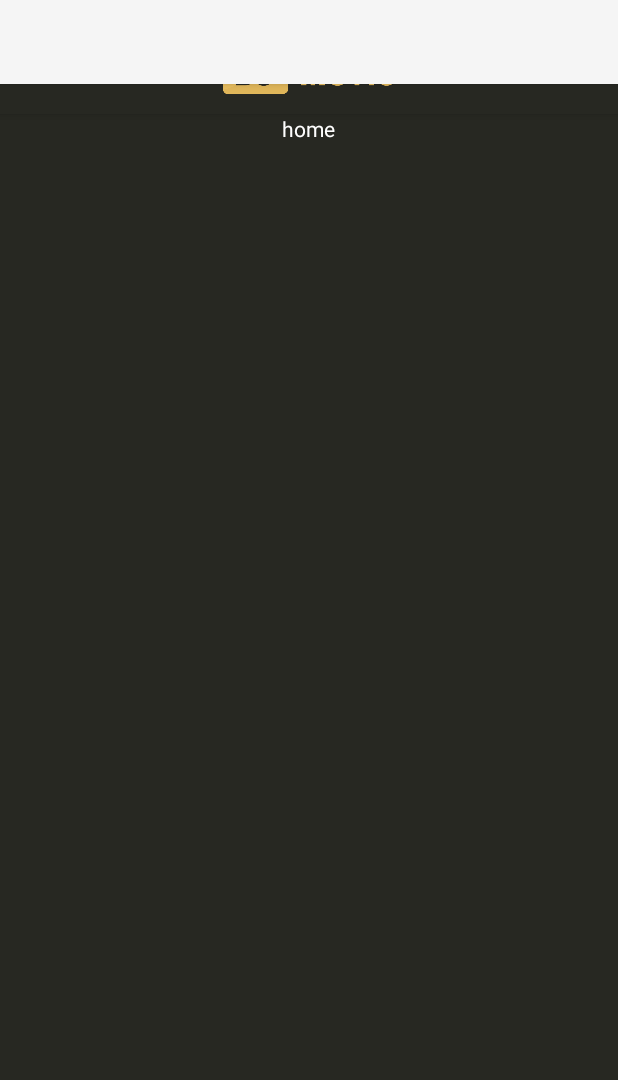
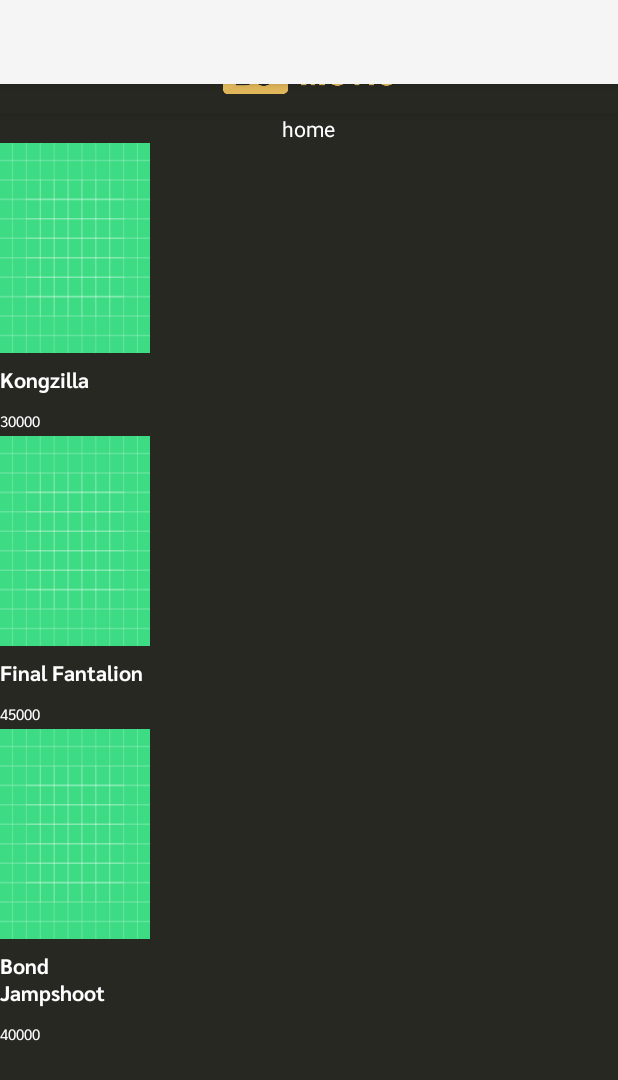
Before and after one commit to CalvinVirya/DoJo-Movie, an Android app: the HomeActivity screen opened directly, with no data from a screen before it, on a phone screen of 412 x 824 dp. Shown: the top 1080 px of the screen. Run offline under Robolectric (Android 15) with nearby library versions, the phone set to English and light mode, and no system bars; 1 statement that could not run was skipped.

Commit message:
Recycler View

```diff
--- a/app/build.gradle.kts
+++ b/app/build.gradle.kts
@@ -43,6 +43,7 @@ dependencies {
     implementation(libs.androidx.activity)
     implementation(libs.androidx.constraintlayout)
     implementation(libs.pinview)
+    implementation(libs.json)
     testImplementation(libs.junit)
     androidTestImplementation(libs.androidx.junit)
     androidTestImplementation(libs.androidx.espresso.core)
--- a/app/src/main/AndroidManifest.xml
+++ b/app/src/main/AndroidManifest.xml
@@ -19,6 +19,9 @@
         android:supportsRtl="true"
         android:theme="@style/Theme.DoJoMovie"
         tools:targetApi="31">
+        <activity
+            android:name=".FilmDetailActivity"
+            android:exported="false" />
         <activity
             android:name=".HistoryActivity"
             android:exported="false" />
--- a/app/src/main/java/com/example/dojomovie/HomeActivity.kt
+++ b/app/src/main/java/com/example/dojomovie/HomeActivity.kt
@@ -12,11 +12,60 @@ import androidx.core.view.GravityCompat
 import androidx.drawerlayout.widget.DrawerLayout
 import androidx.fragment.app.Fragment
 import androidx.fragment.app.FragmentTransaction
+import androidx.recyclerview.widget.LinearLayoutManager
+import androidx.recyclerview.widget.RecyclerView
+import com.example.dojomovie.adapters.FilmGalleryAdapter
+import com.example.dojomovie.model.Film
 import com.google.android.material.navigation.NavigationView
+import org.json.JSONArray
+import org.json.JSONObject
 
 class HomeActivity : AppCompatActivity(), NavigationView.OnNavigationItemSelectedListener {
 
     private lateinit var drawerLayout: DrawerLayout
+    lateinit var rvFilmList: RecyclerView
+    lateinit var filmAdapter: FilmGalleryAdapter
+
+        companion object {
+            val filmList: MutableList<Film> = run {
+                val responseData = """[
+              {
+                "id": "MV001",
+                "image": "pathToImage",
+                "price": 30000,
+                "title": "Kongzilla"
+              },
+              {
+                "id": "MV002",
+                "image": "pathToImage",
+                "price": 45000,
+                "title": "Final Fantalion"
+              },
+              {
+                "id": "MV003",
+                "image": "pathToImage",
+                "price": 40000,
+                "title": "Bond Jampshoot"
+              }
+            ]"""
+
+                val jsonArray = JSONArray(responseData)
+                val filmList = mutableListOf<Film>()
+
+                for (i in 0 until jsonArray.length()) {
+                    val obj = jsonArray.getJSONObject(i)
+                    val id = obj.getString("id")
+                    val image = obj.getString("image")
+                    val price = obj.getInt("price")
+                    val title = obj.getString("title")
+
+                    filmList.add(Film(id, title, image, price))
+                }
+
+                filmList
+            }
+        }
+
 
     override fun onCreate(savedInstanceState: Bundle?) {
         super.onCreate(savedInstanceState)
@@ -24,6 +73,13 @@ class HomeActivity : AppCompatActivity(), NavigationView.OnNavigationItemSelecte
         setContentView(R.layout.activity_home)
 
         drawerLayout = findViewById(R.id.drawer_layout)
+
+        rvFilmList = findViewById(R.id.rvFilmList)
+        filmAdapter = FilmGalleryAdapter(filmList, this@HomeActivity)
+
+
+        rvFilmList.layoutManager = LinearLayoutManager(this@HomeActivity)
+        rvFilmList.adapter = filmAdapter
 
         val toolbar = findViewById<Toolbar>(R.id.toolbar)
         setSupportActionBar(toolbar)
@@ -36,6 +92,7 @@ class HomeActivity : AppCompatActivity(), NavigationView.OnNavigationItemSelecte
         toggle.drawerArrowDrawable.color = Color.parseColor("#E9BE5F")
         drawerLayout.addDrawerListener(toggle)
         toggle.syncState()
+
     }
 
     override fun onNavigationItemSelected(item: MenuItem): Boolean {
--- /dev/null
+++ b/app/src/main/java/com/example/dojomovie/adapters/FilmGalleryAdapter.kt
@@ -0,0 +1,68 @@
+package com.example.dojomovie.adapters
+
+import android.content.Context
+import android.content.Intent
+import android.view.LayoutInflater
+import android.view.View
+import android.view.ViewGroup
+import android.widget.ImageView
+import android.widget.LinearLayout
+import android.widget.TextView
+import androidx.recyclerview.widget.RecyclerView
+import com.example.dojomovie.FilmDetailActivity
+import com.example.dojomovie.R
+import com.example.dojomovie.model.Film
+
+class FilmGalleryAdapter(
+    var data: MutableList<Film>,
+    var ctx: Context
+): RecyclerView.Adapter<FilmGalleryAdapter.FilmGalleryViewHolder>() {
+    class FilmGalleryViewHolder(itemView: View) : RecyclerView.ViewHolder(itemView){
+        var llItemFilm: LinearLayout = itemView.findViewById(R.id.llItemFilm)
+        var ivFilmImage: ImageView = itemView.findViewById(R.id.ivFilmImage)
+        var tvFilmTitle: TextView = itemView.findViewById(R.id.tvFilmTitle)
+        var tvFilmPrice: TextView = itemView.findViewById(R.id.tvFilmPrice)
+
+        lateinit var film: Film
+
+        fun bind(film: Film){
+            this.film = film
+        }
+
+        fun setValue(){
+            tvFilmTitle.text = film.title
+            tvFilmPrice.text = film.price.toString()
+
+//            TODO("Bikin glide buat gambar sama siapin link gambar")
+
+        }
+
+    }
+
+    override fun onCreateViewHolder(
+        parent: ViewGroup,
+        viewType: Int
+    ): FilmGalleryAdapter.FilmGalleryViewHolder {
+        var itemView = LayoutInflater.from(ctx).inflate(R.layout.list_item_film, parent, false)
+
+        return FilmGalleryViewHolder(itemView)
+
+    }
+
+    override fun onBindViewHolder(holder: FilmGalleryAdapter.FilmGalleryViewHolder, position: Int) {
+        var film = data[position]
+        holder.bind(film)
+        holder.setValue()
+
+        holder.llItemFilm.setOnClickListener{
+            var intent = Intent(ctx, FilmDetailActivity::class.java).apply {
+                putExtra("FILM", film)
+            }
+            ctx.startActivity(intent)
+        }
+    }
+
+    override fun getItemCount(): Int {
+        return data.size
+    }
+}
--- /dev/null
+++ b/app/src/main/java/com/example/dojomovie/model/Film.kt
@@ -0,0 +1,41 @@
+package com.example.dojomovie.model
+
+import android.os.Parcel
+import android.os.Parcelable
+
+data class Film(
+    var id : String,
+    var title : String,
+    var image : String,
+    var price : Int
+) : Parcelable {
+    constructor(parcel: Parcel) : this(
+        parcel.readString()!!,
+        parcel.readString()!!,
+        parcel.readString()!!,
+        parcel.readInt()
+    ) {
+    }
+
+    override fun writeToParcel(parcel: Parcel, flags: Int) {
+        parcel.writeString(id)
+        parcel.writeString(title)
+        parcel.writeString(image)
+        parcel.writeInt(price)
+    }
+
+    override fun describeContents(): Int {
+        return 0
+    }
+
+    companion object CREATOR : Parcelable.Creator<Film> {
+        override fun createFromParcel(parcel: Parcel): Film {
+            return Film(parcel)
+        }
+
+        override fun newArray(size: Int): Array<Film?> {
+            return arrayOfNulls(size)
+        }
+    }
+
+}
--- a/app/src/main/res/layout/activity_home.xml
+++ b/app/src/main/res/layout/activity_home.xml
@@ -44,6 +44,13 @@
                 android:textColor="@color/white"
                 android:layout_gravity="center"/>
 
+            <androidx.recyclerview.widget.RecyclerView
+                android:layout_width="match_parent"
+                android:layout_height="wrap_content"
+                android:id="@+id/rvFilmList"
+                tools:listitem="@layout/list_item_film"
+                android:orientation="horizontal"/>
+
         </LinearLayout>
 
     </LinearLayout>
--- /dev/null
+++ b/app/src/main/res/layout/list_item_film.xml
@@ -0,0 +1,32 @@
+<?xml version="1.0" encoding="utf-8"?>
+<LinearLayout xmlns:android="http://schemas.android.com/apk/res/android"
+    android:layout_width="100dp"
+    android:layout_height="wrap_content"
+    android:orientation="vertical"
+    android:id="@+id/llItemFilm">
+
+    <ImageView
+        android:layout_width="100dp"
+        android:layout_height="140dp"
+        android:id="@+id/ivFilmImage"
+        android:background="@drawable/ic_launcher_background"/>
+
+    <TextView
+        android:layout_width="100dp"
+        android:layout_height="wrap_content"
+        android:id="@+id/tvFilmTitle"
+        android:fontFamily="@font/sarabun_bold"
+        android:textSize="14sp"
+        android:textColor="@color/white"
+        android:layout_marginTop="5dp"/>
+
+    <TextView
+        android:layout_width="100dp"
+        android:layout_height="wrap_content"
+        android:id="@+id/tvFilmPrice"
+        android:fontFamily="@font/sarabun_regular"
+        android:textSize="10sp"
+        android:textColor="@color/white"
+        android:layout_marginTop="5dp"/>
+
+</LinearLayout>
--- a/gradle/libs.versions.toml
+++ b/gradle/libs.versions.toml
@@ -10,6 +10,7 @@ material = "1.10.0"
 activity = "1.8.0"
 constraintlayout = "2.1.4"
 pinview = "1.4.4"
+json = "20250107"
 
 [libraries]
 androidx-core-ktx = { group = "androidx.core", name = "core-ktx", version.ref = "coreKtx" }
@@ -21,6 +22,7 @@ material = { group = "com.google.android.material", name = "material", version.r
 androidx-activity = { group = "androidx.activity", name = "activity", version.ref = "activity" }
 androidx-constraintlayout = { group = "androidx.constraintlayout", name = "constraintlayout", version.ref = "constraintlayout" }
 pinview = { group = "io.github.chaosleung", name = "pinview", version.ref = "pinview" }
+json = { group = "org.json", name = "json", version.ref = "json" }
 
 [plugins]
 android-application = { id = "com.android.application", version.ref = "agp" }
```
Also changed, not shown: app/src/main/java/com/example/dojomovie/FilmDetailActivity.kt (added, +16 -0 lines), app/src/main/java/com/example/dojomovie/model/Transaction.kt (added, +8 -0 lines), app/src/main/java/com/example/dojomovie/util/DB.kt (+63 -6 lines), app/src/main/java/com/example/dojomovie/util/Helper.kt (+29 -4 lines), app/src/main/res/layout/activity_film_detail.xml (added, +10 -0 lines).
